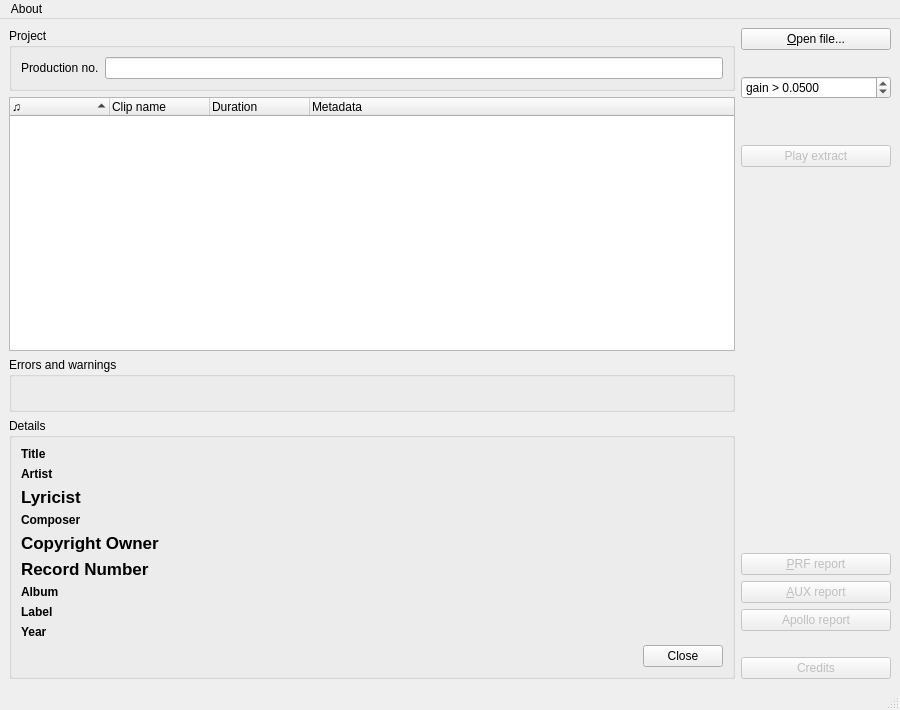
Before: the Qt Designer form src/gui/pling-plong-odometer.ui in havardgulldahl/pling-plong-odometer, drawn with Qt 5.
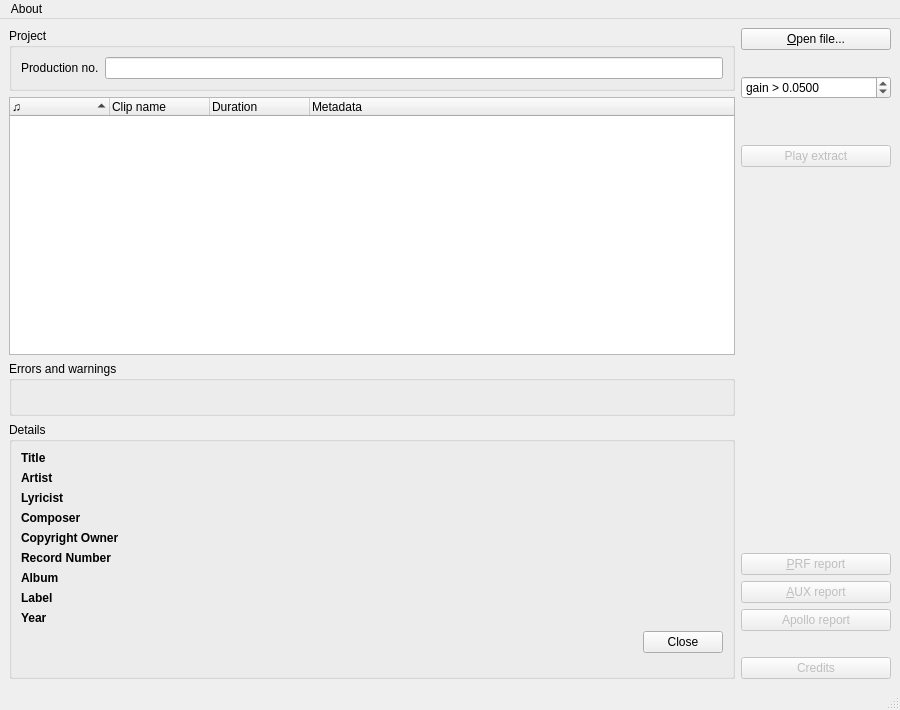
After: the same form once the commit is applied. Icons and pictures are not drawn.

```diff
--- a/src/gui/pling-plong-odometer.ui
+++ b/src/gui/pling-plong-odometer.ui
@@ -155,11 +155,7 @@
          <item row="11" column="0">
           <widget class="QLabel" name="label_5">
            <property name="text">
-            <string>&lt;!DOCTYPE HTML PUBLIC &quot;-//W3C//DTD HTML 4.0//EN&quot; &quot;http://www.w3.org/TR/REC-html40/strict.dtd&quot;&gt;
-&lt;html&gt;&lt;head&gt;&lt;meta name=&quot;qrichtext&quot; content=&quot;1&quot; /&gt;&lt;style type=&quot;text/css&quot;&gt;
-p, li { white-space: pre-wrap; }
-&lt;/style&gt;&lt;/head&gt;&lt;body style=&quot; font-family:'Lucida Grande'; font-size:13pt; font-weight:400; font-style:normal;&quot;&gt;
-&lt;p style=&quot; margin-top:0px; margin-bottom:0px; margin-left:0px; margin-right:0px; -qt-block-indent:0; text-indent:0px;&quot;&gt;&lt;span style=&quot; font-weight:600;&quot;&gt;Record Number&lt;/span&gt;&lt;/p&gt;&lt;/body&gt;&lt;/html&gt;</string>
+            <string>&lt;b&gt;Record Number&lt;/b&gt;</string>
            </property>
           </widget>
          </item>
@@ -237,11 +233,7 @@
          <item row="4" column="0">
           <widget class="QLabel" name="label_9">
            <property name="text">
-            <string>&lt;!DOCTYPE HTML PUBLIC &quot;-//W3C//DTD HTML 4.0//EN&quot; &quot;http://www.w3.org/TR/REC-html40/strict.dtd&quot;&gt;
-&lt;html&gt;&lt;head&gt;&lt;meta name=&quot;qrichtext&quot; content=&quot;1&quot; /&gt;&lt;style type=&quot;text/css&quot;&gt;
-p, li { white-space: pre-wrap; }
-&lt;/style&gt;&lt;/head&gt;&lt;body style=&quot; font-family:'Lucida Grande'; font-size:13pt; font-weight:400; font-style:normal;&quot;&gt;
-&lt;p style=&quot; margin-top:0px; margin-bottom:0px; margin-left:0px; margin-right:0px; -qt-block-indent:0; text-indent:0px;&quot;&gt;&lt;span style=&quot; font-weight:600;&quot;&gt;Lyricist&lt;/span&gt;&lt;/p&gt;&lt;/body&gt;&lt;/html&gt;</string>
+            <string>&lt;b&gt;Lyricist&lt;/b&gt;</string>
            </property>
           </widget>
          </item>
@@ -275,11 +267,7 @@
          <item row="8" column="0">
           <widget class="QLabel" name="label_4">
            <property name="text">
-            <string>&lt;!DOCTYPE HTML PUBLIC &quot;-//W3C//DTD HTML 4.0//EN&quot; &quot;http://www.w3.org/TR/REC-html40/strict.dtd&quot;&gt;
-&lt;html&gt;&lt;head&gt;&lt;meta name=&quot;qrichtext&quot; content=&quot;1&quot; /&gt;&lt;style type=&quot;text/css&quot;&gt;
-p, li { white-space: pre-wrap; }
-&lt;/style&gt;&lt;/head&gt;&lt;body style=&quot; font-family:'Lucida Grande'; font-size:13pt; font-weight:400; font-style:normal;&quot;&gt;
-&lt;p style=&quot; margin-top:0px; margin-bottom:0px; margin-left:0px; margin-right:0px; -qt-block-indent:0; text-indent:0px;&quot;&gt;&lt;span style=&quot; font-weight:600;&quot;&gt;Copyright Owner&lt;/span&gt;&lt;/p&gt;&lt;/body&gt;&lt;/html&gt;</string>
+            <string>&lt;b&gt;Copyright Owner&lt;/b&gt;</string>
            </property>
           </widget>
          </item>
```
Left out of the diff: 2 changed lines with no effect on the pictures.
